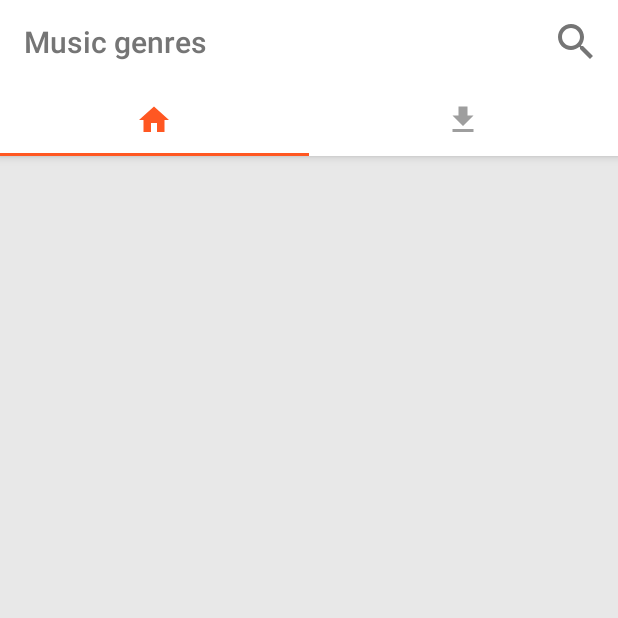
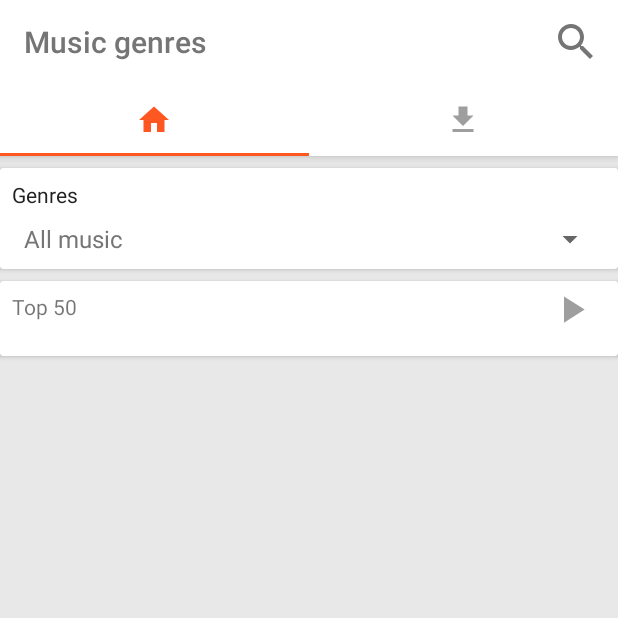
Before and after one commit to nvs266/SoundClound_07, an Android app: the screen it shows after launch (MainActivity), on a phone screen of 412 x 824 dp, the top half of it. Run offline under Robolectric (Android 15) with nearby library versions, the phone set to English and light mode, and no system bars.

Commit message:
Create UI tab music genres

```diff
--- a/app/build.gradle
+++ b/app/build.gradle
@@ -22,6 +22,7 @@ dependencies {
     implementation fileTree(dir: 'libs', include: ['*.jar'])
     implementation 'com.android.support:appcompat-v7:26.1.0'
     implementation 'com.android.support.constraint:constraint-layout:1.0.2'
+    implementation 'com.android.support:support-v4:26.1.0'
     testImplementation 'junit:junit:4.12'
     androidTestImplementation 'com.android.support.test:runner:1.0.1'
     androidTestImplementation 'com.android.support.test.espresso:espresso-core:3.0.1'
--- a/app/src/main/java/com/framgia/mysoundcloud/screen/main/MainActivity.java
+++ b/app/src/main/java/com/framgia/mysoundcloud/screen/main/MainActivity.java
@@ -3,6 +3,7 @@ package com.framgia.mysoundcloud.screen.main;
 import android.graphics.PorterDuff;
 import android.support.design.widget.TabLayout;
 import android.support.v4.content.ContextCompat;
+import android.support.v4.view.ViewPager;
 import android.support.v7.app.AppCompatActivity;
 import android.os.Bundle;
 import android.support.v7.widget.SearchView;
@@ -12,23 +13,32 @@ import android.view.MenuItem;
 import android.view.View;
 
 import com.framgia.mysoundcloud.R;
+import com.framgia.mysoundcloud.screen.musicgenres.MusicGenresPagerAdapter;
 import com.framgia.mysoundcloud.widget.DialogManager;
 
 public class MainActivity extends AppCompatActivity implements MainViewConstract.View, SearchView.OnQueryTextListener, TabLayout.OnTabSelectedListener {
 
     private MainViewConstract.Presenter mPresenter;
     private TabLayout mTabLayout;
+    private ViewPager mViewPager;
 
     @Override
     protected void onCreate(Bundle savedInstanceState) {
         super.onCreate(savedInstanceState);
         setContentView(R.layout.activity_main);
         initializeToolbar();
+        initializeUI();
+    }
 
+    private void initializeUI() {
         mPresenter = new MainViewPresenter();
         mPresenter.setView(this);
 
         mTabLayout = findViewById(R.id.tab_layout);
+        mViewPager = findViewById(R.id.viewpager);
+
+        mViewPager.setAdapter(new MusicGenresPagerAdapter(getSupportFragmentManager()));
+        mViewPager.addOnPageChangeListener(new TabLayout.TabLayoutOnPageChangeListener(mTabLayout));
         mTabLayout.addOnTabSelectedListener(this);
     }
 
@@ -132,6 +142,8 @@ public class MainActivity extends AppCompatActivity implements MainViewConstract
         if (tab.getPosition() == 0) {
             updateTitle(getString(R.string.music_genres));
         } else updateTitle(getString(R.string.action_download));
+
+        mViewPager.setCurrentItem(tab.getPosition());
     }
 
     @Override
--- /dev/null
+++ b/app/src/main/java/com/framgia/mysoundcloud/screen/musicgenres/MusicGenresContract.java
@@ -0,0 +1,23 @@
+package com.framgia.mysoundcloud.screen.musicgenres;
+
+import com.framgia.mysoundcloud.screen.BasePresenter;
+
+/**
+ * Created by sonng266 on 27/02/2018.
+ */
+
+interface MusicGenresContract {
+    /**
+     * View.
+     */
+    interface View {
+
+    }
+
+    /**
+     * Presenter.
+     */
+    interface Presenter extends BasePresenter<MusicGenresContract.View> {
+
+    }
+}
--- /dev/null
+++ b/app/src/main/java/com/framgia/mysoundcloud/screen/musicgenres/MusicGenresFragment.java
@@ -0,0 +1,46 @@
+package com.framgia.mysoundcloud.screen.musicgenres;
+
+
+import android.os.Bundle;
+import android.support.v4.app.Fragment;
+import android.view.LayoutInflater;
+import android.view.View;
+import android.view.ViewGroup;
+import android.widget.ArrayAdapter;
+import android.widget.Spinner;
+
+import com.framgia.mysoundcloud.R;
+
+/**
+ * A simple {@link Fragment} subclass.
+ */
+public class MusicGenresFragment extends Fragment implements MusicGenresContract.View {
+
+    private MusicGenresContract.Presenter mPresenter;
+
+    public MusicGenresFragment() {
+        // Required empty public constructor
+    }
+
+
+    @Override
+    public View onCreateView(LayoutInflater inflater, ViewGroup container,
+                             Bundle savedInstanceState) {
+        // Inflate the layout for this fragment
+        View view = inflater.inflate(R.layout.fragment_music_genres, container, false);
+        initializeUI(view);
+        return view;
+    }
+
+    private void initializeUI(View view) {
+        ArrayAdapter<CharSequence> adapter = ArrayAdapter.createFromResource(getActivity(),
+                R.array.music_genres, android.R.layout.simple_spinner_item);
+        adapter.setDropDownViewResource(android.R.layout.simple_spinner_dropdown_item);
+
+        Spinner mSpinner = view.findViewById(R.id.spinner_genres);
+        mSpinner.setAdapter(adapter);
+
+        mPresenter = new MusicGenresPresenter();
+        mPresenter.setView(this);
+    }
+}
--- /dev/null
+++ b/app/src/main/java/com/framgia/mysoundcloud/screen/musicgenres/MusicGenresPagerAdapter.java
@@ -0,0 +1,28 @@
+package com.framgia.mysoundcloud.screen.musicgenres;
+
+import android.support.v4.app.Fragment;
+import android.support.v4.app.FragmentManager;
+import android.support.v4.app.FragmentPagerAdapter;
+
+/**
+ * Created by sonng266 on 27/02/2018.
+ */
+
+public class MusicGenresPagerAdapter extends FragmentPagerAdapter {
+
+    private static final int TAB_NUMBER = 2;
+
+    public MusicGenresPagerAdapter(FragmentManager fm) {
+        super(fm);
+    }
+
+    @Override
+    public Fragment getItem(int position) {
+        return new MusicGenresFragment();
+    }
+
+    @Override
+    public int getCount() {
+        return TAB_NUMBER;
+    }
+}
--- /dev/null
+++ b/app/src/main/java/com/framgia/mysoundcloud/screen/musicgenres/MusicGenresPresenter.java
@@ -0,0 +1,24 @@
+package com.framgia.mysoundcloud.screen.musicgenres;
+
+/**
+ * Created by sonng266 on 27/02/2018.
+ */
+
+public class MusicGenresPresenter implements MusicGenresContract.Presenter {
+    private MusicGenresContract.View mView;
+
+    @Override
+    public void setView(MusicGenresContract.View view) {
+        this.mView = mView;
+    }
+
+    @Override
+    public void onStart() {
+
+    }
+
+    @Override
+    public void onStop() {
+
+    }
+}
--- /dev/null
+++ b/app/src/main/res/drawable/ic_favorite_grey.xml
@@ -0,0 +1,4 @@
+<?xml version="1.0" encoding="UTF-8" standalone="no"?>
+<vector xmlns:android="http://schemas.android.com/apk/res/android" android:height="24dp" android:viewportHeight="24.0" android:viewportWidth="24.0" android:width="24dp">
+    <path android:fillColor="#9E9E9E" android:pathData="M12,21.35l-1.45,-1.32C5.4,15.36 2,12.28 2,8.5 2,5.42 4.42,3 7.5,3c1.74,0 3.41,0.81 4.5,2.09C13.09,3.81 14.76,3 16.5,3 19.58,3 22,5.42 22,8.5c0,3.78 -3.4,6.86 -8.55,11.54L12,21.35z"/>
+</vector>
--- /dev/null
+++ b/app/src/main/res/drawable/ic_play_arrow_grey.xml
@@ -0,0 +1,4 @@
+<?xml version="1.0" encoding="UTF-8" standalone="no"?>
+<vector xmlns:android="http://schemas.android.com/apk/res/android" android:height="24dp" android:viewportHeight="24.0" android:viewportWidth="24.0" android:width="24dp">
+    <path android:fillColor="#9E9E9E" android:pathData="M8,5v14l11,-7z"/>
+</vector>
--- a/app/src/main/res/layout/activity_main.xml
+++ b/app/src/main/res/layout/activity_main.xml
@@ -1,7 +1,6 @@
 <?xml version="1.0" encoding="utf-8"?>
 <android.support.design.widget.CoordinatorLayout xmlns:android="http://schemas.android.com/apk/res/android"
     xmlns:app="http://schemas.android.com/apk/res-auto"
-    xmlns:tools="http://schemas.android.com/tools"
     android:layout_width="match_parent"
     android:layout_height="match_parent">
 
@@ -47,13 +46,20 @@
     <android.support.v4.widget.NestedScrollView
         android:layout_width="match_parent"
         android:layout_height="match_parent"
+        android:fillViewport="true"
         app:layout_behavior="android.support.design.widget.AppBarLayout$ScrollingViewBehavior">
 
         <android.support.constraint.ConstraintLayout
             android:layout_width="match_parent"
-            android:layout_height="match_parent"
-            tools:context="com.framgia.mysoundcloud.screen.main.MainActivity">
+            android:layout_height="match_parent">
 
+            <android.support.v4.view.ViewPager
+                android:id="@+id/viewpager"
+                android:layout_width="@dimen/dp_0"
+                android:layout_height="wrap_content"
+                app:layout_constraintEnd_toEndOf="parent"
+                app:layout_constraintStart_toStartOf="parent"
+                app:layout_constraintTop_toTopOf="parent" />
         </android.support.constraint.ConstraintLayout>
     </android.support.v4.widget.NestedScrollView>
 </android.support.design.widget.CoordinatorLayout>
--- /dev/null
+++ b/app/src/main/res/layout/fragment_music_genres.xml
@@ -0,0 +1,55 @@
+<android.support.constraint.ConstraintLayout xmlns:android="http://schemas.android.com/apk/res/android"
+    xmlns:app="http://schemas.android.com/apk/res-auto"
+    android:layout_width="match_parent"
+    android:layout_height="match_parent">
+
+    <android.support.v7.widget.CardView
+        android:id="@+id/card_view"
+        android:layout_width="@dimen/dp_0"
+        android:layout_height="wrap_content"
+        android:layout_marginTop="@dimen/dp_8"
+        app:layout_constraintEnd_toEndOf="parent"
+        app:layout_constraintStart_toStartOf="parent"
+        app:layout_constraintTop_toTopOf="parent">
+
+        <android.support.constraint.ConstraintLayout
+            android:layout_width="match_parent"
+            android:layout_height="match_parent">
+
+            <TextView
+                android:id="@+id/msg_text_genres"
+                android:layout_width="match_parent"
+                android:layout_height="wrap_content"
+                android:layout_marginEnd="@dimen/dp_8"
+                android:layout_marginStart="@dimen/dp_8"
+                android:layout_marginTop="@dimen/dp_8"
+                android:text="@string/msg_genres"
+                android:textColor="@color/colorPrimaryText"
+                app:layout_constraintEnd_toEndOf="parent"
+                app:layout_constraintStart_toStartOf="parent"
+                app:layout_constraintTop_toTopOf="parent" />
+
+            <Spinner
+                android:id="@+id/spinner_genres"
+                android:layout_width="match_parent"
+                android:layout_height="wrap_content"
+                android:layout_marginBottom="@dimen/dp_8"
+                android:layout_marginEnd="@dimen/dp_8"
+                android:layout_marginStart="@dimen/dp_8"
+                android:layout_marginTop="@dimen/dp_8"
+                app:layout_constraintBottom_toBottomOf="parent"
+                app:layout_constraintEnd_toEndOf="parent"
+                app:layout_constraintStart_toStartOf="parent"
+                app:layout_constraintTop_toBottomOf="@id/msg_text_genres" />
+        </android.support.constraint.ConstraintLayout>
+    </android.support.v7.widget.CardView>
+
+    <include
+        layout="@layout/item_recycler_view"
+        android:layout_width="@dimen/dp_0"
+        android:layout_height="wrap_content"
+        android:layout_marginTop="@dimen/dp_8"
+        app:layout_constraintEnd_toEndOf="parent"
+        app:layout_constraintStart_toStartOf="parent"
+        app:layout_constraintTop_toBottomOf="@id/card_view" />
+</android.support.constraint.ConstraintLayout>
--- /dev/null
+++ b/app/src/main/res/layout/item_recycler_view.xml
@@ -0,0 +1,45 @@
+<?xml version="1.0" encoding="utf-8"?>
+<android.support.v7.widget.CardView xmlns:android="http://schemas.android.com/apk/res/android"
+    xmlns:app="http://schemas.android.com/apk/res-auto"
+    android:layout_width="match_parent"
+    android:layout_height="wrap_content">
+
+    <android.support.constraint.ConstraintLayout
+        android:layout_width="match_parent"
+        android:layout_height="wrap_content">
+
+        <TextView
+            android:id="@+id/msg_text_top_50"
+            android:layout_width="wrap_content"
+            android:layout_height="wrap_content"
+            android:layout_marginStart="@dimen/dp_8"
+            android:text="@string/msg_top_50"
+            app:layout_constraintBottom_toBottomOf="@id/action_image_play"
+            app:layout_constraintStart_toStartOf="parent"
+            app:layout_constraintTop_toTopOf="parent" />
+
+        <ImageView
+            android:id="@+id/action_image_play"
+            android:layout_width="@dimen/dp_30"
+            android:layout_height="@dimen/dp_30"
+            android:layout_marginBottom="@dimen/dp_4"
+            android:layout_marginEnd="@dimen/dp_16"
+            android:layout_marginTop="@dimen/dp_4"
+            android:src="@drawable/ic_play_arrow_grey"
+            app:layout_constraintEnd_toEndOf="parent"
+            app:layout_constraintTop_toTopOf="parent" />
+
+        <android.support.v7.widget.RecyclerView
+            android:id="@+id/recycler_view"
+            android:layout_width="@dimen/dp_0"
+            android:layout_height="wrap_content"
+            android:layout_marginBottom="@dimen/dp_8"
+            android:layout_marginEnd="@dimen/dp_8"
+            android:layout_marginStart="@dimen/dp_8"
+            android:layout_marginTop="@dimen/dp_8"
+            app:layout_constraintBottom_toBottomOf="parent"
+            app:layout_constraintEnd_toEndOf="parent"
+            app:layout_constraintStart_toStartOf="parent"
+            app:layout_constraintTop_toBottomOf="@id/action_image_play" />
+    </android.support.constraint.ConstraintLayout>
+</android.support.v7.widget.CardView>
--- /dev/null
+++ b/app/src/main/res/values/dimens.xml
@@ -0,0 +1,12 @@
+<?xml version="1.0" encoding="utf-8"?>
+<resources>
+    <dimen name="dp_8">8dp</dimen>
+    <dimen name="dp_0">0dp</dimen>
+    <dimen name="dp_30">30dp</dimen>
+    <dimen name="dp_4">4dp</dimen>
+    <dimen name="dp_16">16dp</dimen>
+    <dimen name="dp_100">100dp</dimen>
+    <dimen name="dp_70">70dp</dimen>
+    <dimen name="dp_2">2dp</dimen>
+    <dimen name="dp_20">20dp</dimen>
+</resources>
--- a/app/src/main/res/values/strings.xml
+++ b/app/src/main/res/values/strings.xml
@@ -7,4 +7,18 @@
     <string name="msg_feature_is_coming">Feature is coming...</string>
     <string name="msg_opps">Opps!</string>
     <string name="action_download">Download</string>
+    <string name="msg_genres">Genres</string>
+    <string name="msg_top_50">Top 50</string>
+    <string name="msg_00_00">00:00</string>
+    <string name="msg_title">Title</string>
+    <string name="msg_artist">Artist</string>
+    <string name="msg_1k">1k</string>
+    <string-array name="music_genres">
+        <item>All music</item>
+        <item>All audio</item>
+        <item>Alternative Rock</item>
+        <item>Ambient</item>
+        <item>Classical</item>
+        <item>Country</item>
+    </string-array>
 </resources>
```
Also changed, not shown: app/src/main/res/layout/item_song.xml (added, +106 -0 lines).
